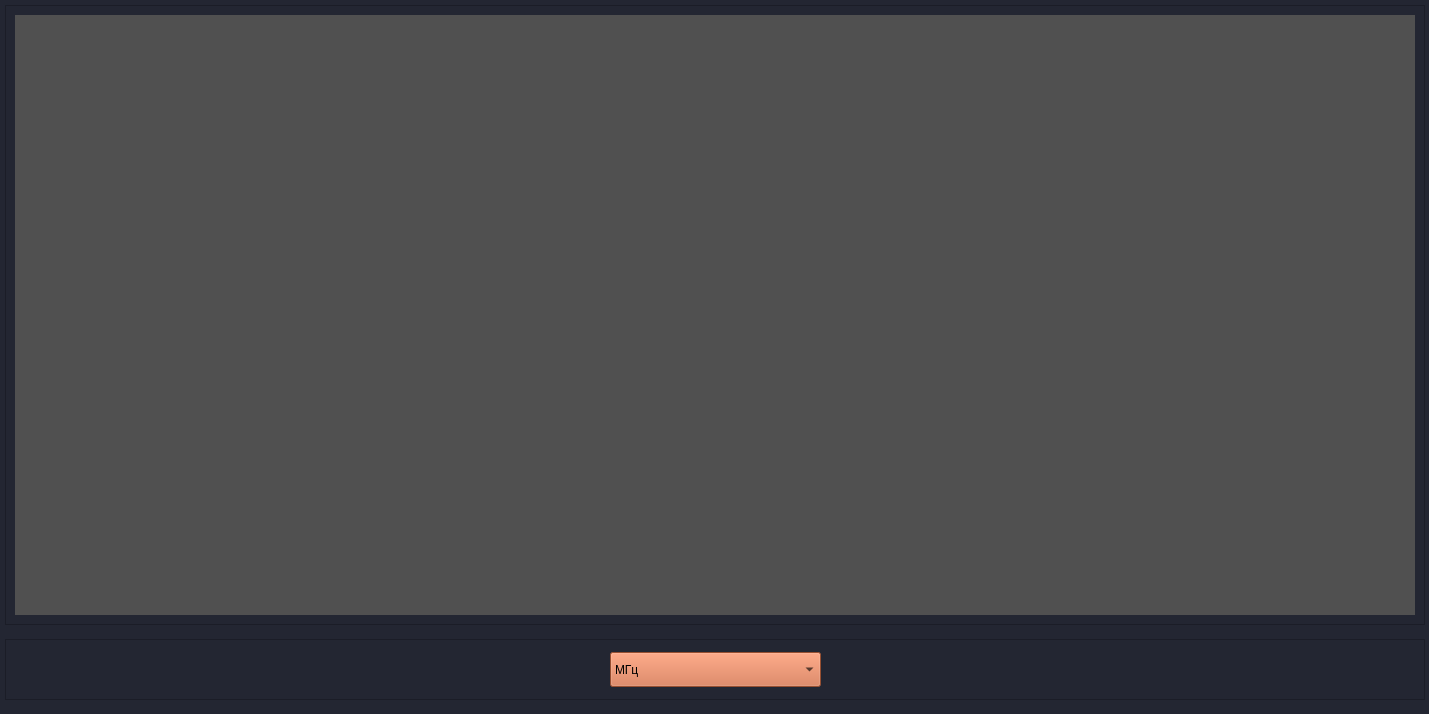
Qt form qt/perehvat.ui (Alexey-Nikolaevic-B/pokazuha) before a commit.
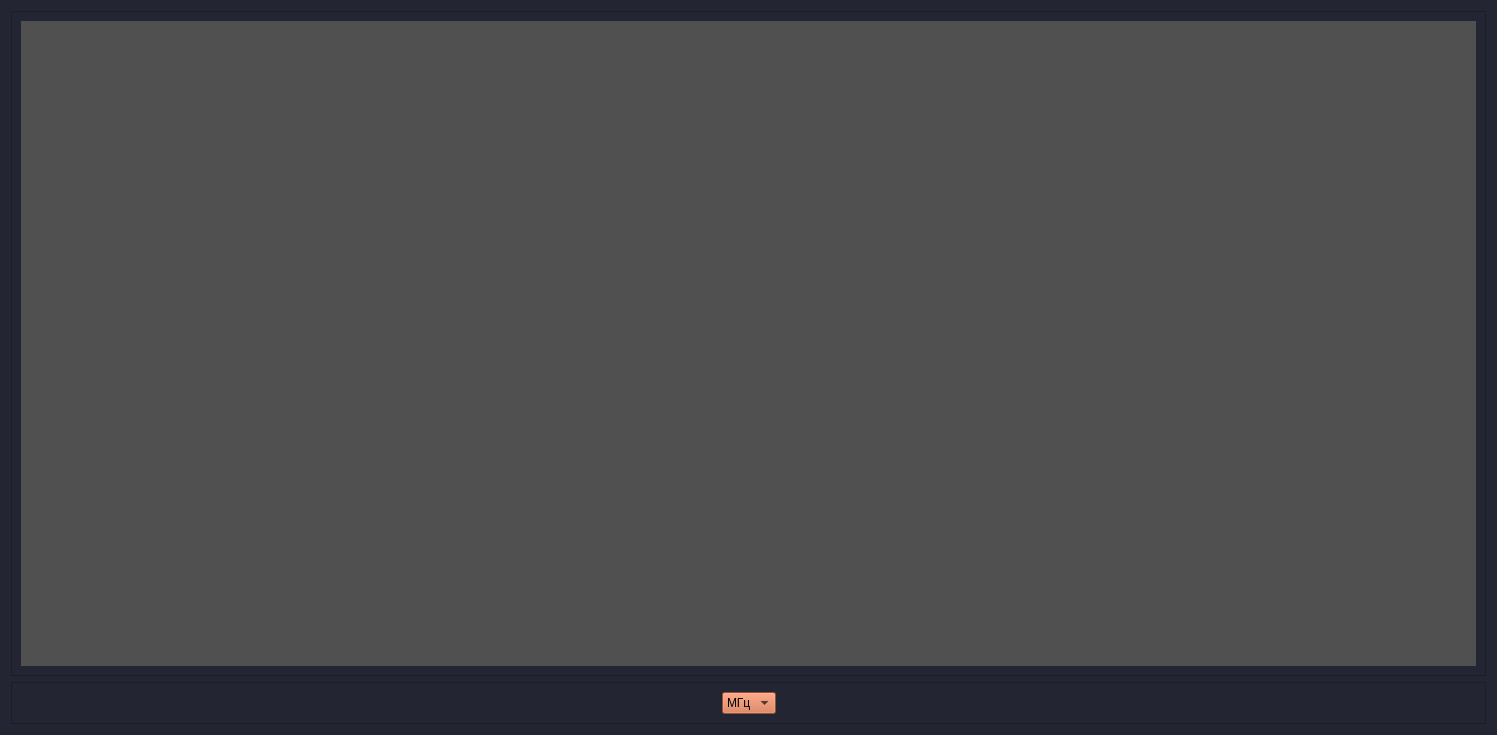
The same form after that commit.

```diff
--- a/qt/perehvat.ui
+++ b/qt/perehvat.ui
@@ -6,8 +6,8 @@
    <rect>
     <x>0</x>
     <y>0</y>
-    <width>1429</width>
-    <height>714</height>
+    <width>1497</width>
+    <height>735</height>
    </rect>
   </property>
   <property name="windowTitle">
@@ -16,59 +16,50 @@
   <property name="styleSheet">
    <string notr="true">background-color: rgb(35,38,50)</string>
   </property>
+  <layout class="QVBoxLayout" name="verticalLayout" stretch="1,0">
+   <item>
   <widget class="QFrame" name="frame_4">
-   <property name="geometry">
-    <rect>
-     <x>5</x>
-     <y>5</y>
-     <width>1420</width>
-     <height>620</height>
-    </rect>
-   </property>
    <property name="frameShape">
     <enum>QFrame::StyledPanel</enum>
    </property>
    <property name="frameShadow">
     <enum>QFrame::Plain</enum>
    </property>
+     <layout class="QHBoxLayout" name="horizontalLayout">
+      <item>
    <widget class="QWidget" name="widget" native="true">
-    <property name="geometry">
-     <rect>
-      <x>10</x>
-      <y>10</y>
-      <width>1400</width>
-      <height>600</height>
-     </rect>
-    </property>
     <property name="styleSheet">
      <string notr="true">background-color: rgb(80, 80, 80)</string>
     </property>
    </widget>
-  </widget>
+      </item>
+     </layout>
+    </widget>
+   </item>
+   <item>
   <widget class="QFrame" name="frame_6">
-   <property name="geometry">
-    <rect>
-     <x>5</x>
-     <y>639</y>
-     <width>1420</width>
-     <height>61</height>
-    </rect>
-   </property>
    <property name="frameShape">
     <enum>QFrame::StyledPanel</enum>
    </property>
    <property name="frameShadow">
     <enum>QFrame::Plain</enum>
    </property>
+     <layout class="QHBoxLayout" name="horizontalLayout_2">
+      <item>
+       <spacer name="horizontalSpacer_2">
+        <property name="orientation">
+         <enum>Qt::Horizontal</enum>
+        </property>
+        <property name="sizeHint" stdset="0">
+         <size>
+          <width>40</width>
+          <height>20</height>
+         </size>
+        </property>
+       </spacer>
+      </item>
+      <item>
    <widget class="QComboBox" name="cb_diapozon">
-    <property name="geometry">
-     <rect>
-      <x>605</x>
-      <y>13</y>
-      <width>211</width>
-      <height>35</height>
-     </rect>
-    </property>
     <property name="cursor">
      <cursorShape>PointingHandCursor</cursorShape>
     </property>
@@ -93,7 +84,24 @@
      </property>
     </item>
    </widget>
-  </widget>
+      </item>
+      <item>
+       <spacer name="horizontalSpacer">
+        <property name="orientation">
+         <enum>Qt::Horizontal</enum>
+        </property>
+        <property name="sizeHint" stdset="0">
+         <size>
+          <width>40</width>
+          <height>20</height>
+         </size>
+        </property>
+       </spacer>
+      </item>
+     </layout>
+    </widget>
+   </item>
+  </layout>
  </widget>
  <resources/>
  <connections/>
```
Lines whose indentation alone changed are shown as unchanged.
